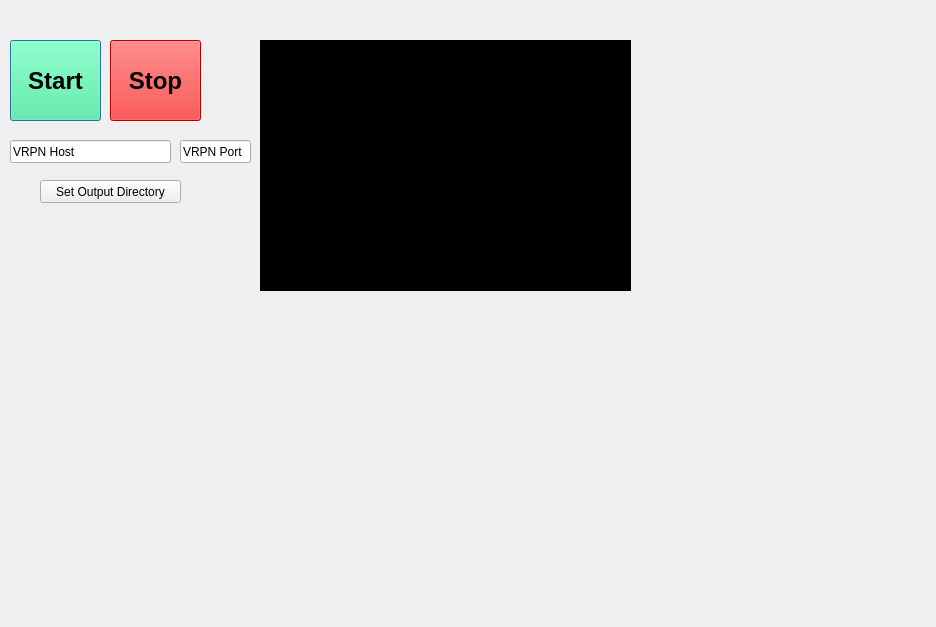
The window that tools/workbench/live_window.ui (hcilab-uic/ipme) describes before a commit, drawn with Qt 5.
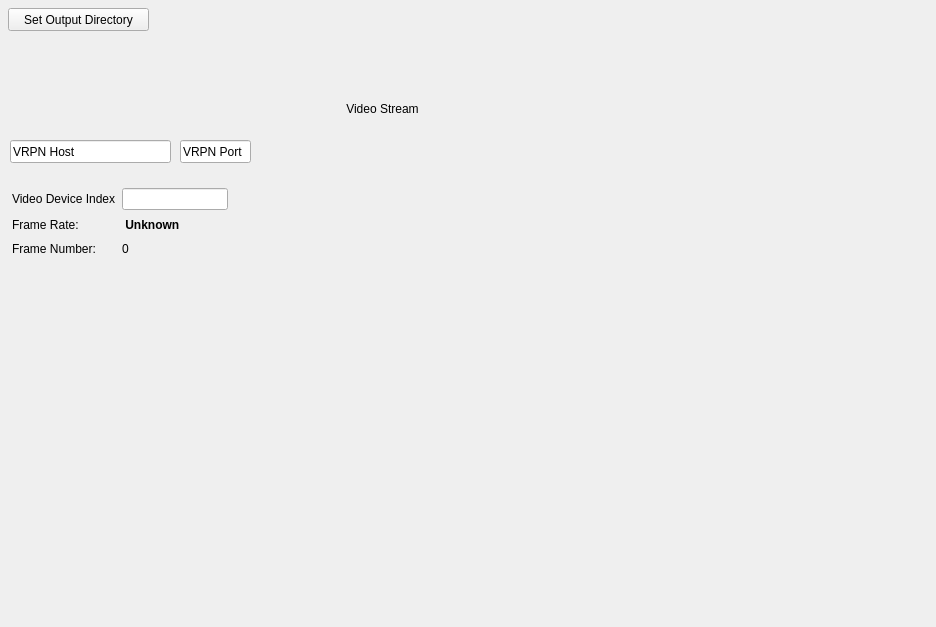
The same window after the commit.

Commit message: Added button state transitions

What changed in the file:
```diff
--- a/tools/workbench/live_window.ui
+++ b/tools/workbench/live_window.ui
@@ -18,18 +18,18 @@
     <rect>
      <x>260</x>
      <y>40</y>
-     <width>371</width>
-     <height>251</height>
+     <width>245</width>
+     <height>137</height>
     </rect>
    </property>
    <property name="autoFillBackground">
     <bool>false</bool>
    </property>
    <property name="styleSheet">
-    <string notr="true">background-color: #000</string>
+    <string notr="true">background-color: transparent;</string>
    </property>
    <property name="text">
-    <string>Video</string>
+    <string>Video Stream</string>
    </property>
    <property name="alignment">
     <set>Qt::AlignCenter</set>
@@ -45,13 +45,12 @@
     </rect>
    </property>
    <property name="styleSheet">
-    <string notr="true">background-color: #42f498;
-color: #000;
-font-weight: bold;
-font-size: 24px;</string>
+    <string notr="true">font-weight: bold;
+font-size: 24px;
+border-radius: 25px;</string>
    </property>
    <property name="text">
-    <string>Start</string>
+    <string/>
    </property>
   </widget>
   <widget class="QPushButton" name="stop_experiment_button">
@@ -64,13 +63,14 @@
     </rect>
    </property>
    <property name="styleSheet">
-    <string notr="true">background-color: red;
-color: #000;
+    <string notr="true">background: transparent;
+border-color: transparent;
+border-radius: 50%;
 font-weight: bold;
 font-size: 24px;</string>
    </property>
    <property name="text">
-    <string>Stop</string>
+    <string/>
    </property>
   </widget>
   <widget class="QLineEdit" name="vrpn_host_edit">
@@ -102,8 +102,8 @@
   <widget class="QPushButton" name="set_output_dir_button">
    <property name="geometry">
     <rect>
-     <x>40</x>
-     <y>180</y>
+     <x>8</x>
+     <y>8</y>
      <width>141</width>
      <height>23</height>
     </rect>
@@ -112,6 +112,62 @@
     <string>Set Output Directory</string>
    </property>
   </widget>
+  <widget class="QWidget" name="">
+   <property name="geometry">
+    <rect>
+     <x>12</x>
+     <y>188</y>
+     <width>216</width>
+     <height>70</height>
+    </rect>
+   </property>
+   <layout class="QGridLayout" name="camera_settings_grid">
+    <item row="0" column="0">
+     <widget class="QLabel" name="video_device_index_label">
+      <property name="text">
+       <string>Video Device Index</string>
+      </property>
+     </widget>
+    </item>
+    <item row="0" column="1">
+     <widget class="QLineEdit" name="video_device_index_edit"/>
+    </item>
+    <item row="1" column="0">
+     <widget class="QLabel" name="frame_rate_label">
+      <property name="text">
+       <string>Frame Rate:</string>
+      </property>
+     </widget>
+    </item>
+    <item row="1" column="1">
+     <widget class="QLabel" name="frame_rate_value_label">
+      <property name="styleSheet">
+       <string notr="true">font-weight: bold;</string>
+      </property>
+      <property name="text">
+       <string> Unknown</string>
+      </property>
+     </widget>
+    </item>
+    <item row="2" column="0">
+     <widget class="QLabel" name="frame_num_label">
+      <property name="text">
+       <string>Frame Number:</string>
+      </property>
+     </widget>
+    </item>
+    <item row="2" column="1">
+     <widget class="QLabel" name="frame_num_value_label">
+      <property name="styleSheet">
+       <string notr="true">text-align: right;</string>
+      </property>
+      <property name="text">
+       <string>0</string>
+      </property>
+     </widget>
+    </item>
+   </layout>
+  </widget>
  </widget>
  <resources/>
  <connections/>
```
The commit also changes 3 other files.
